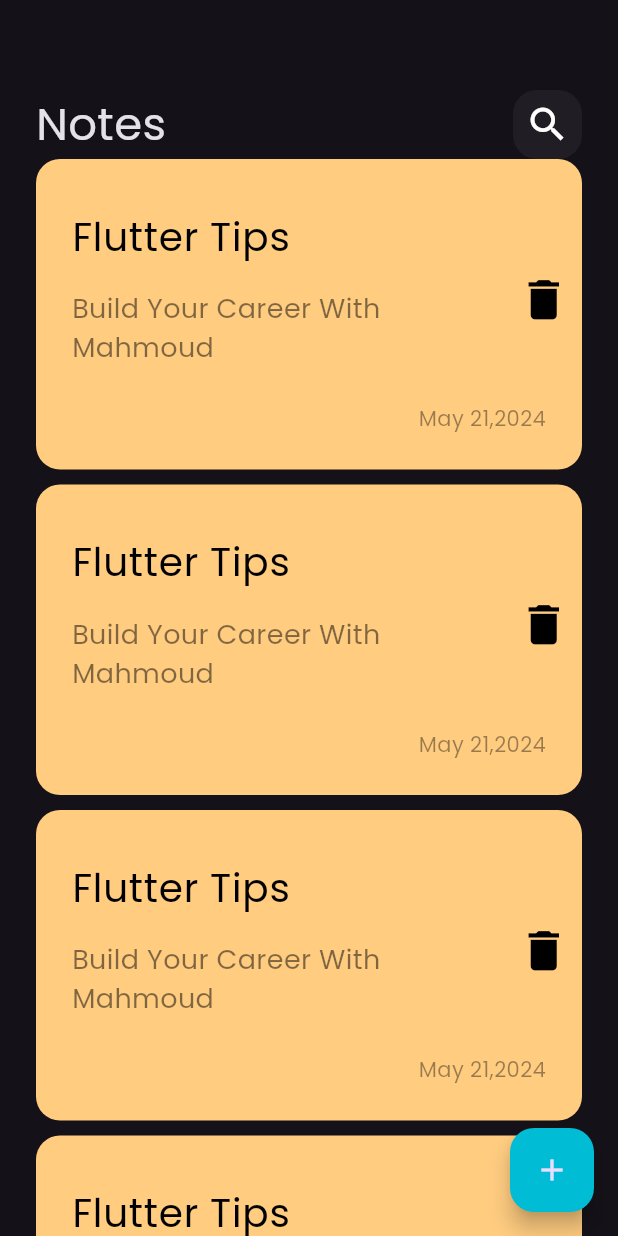
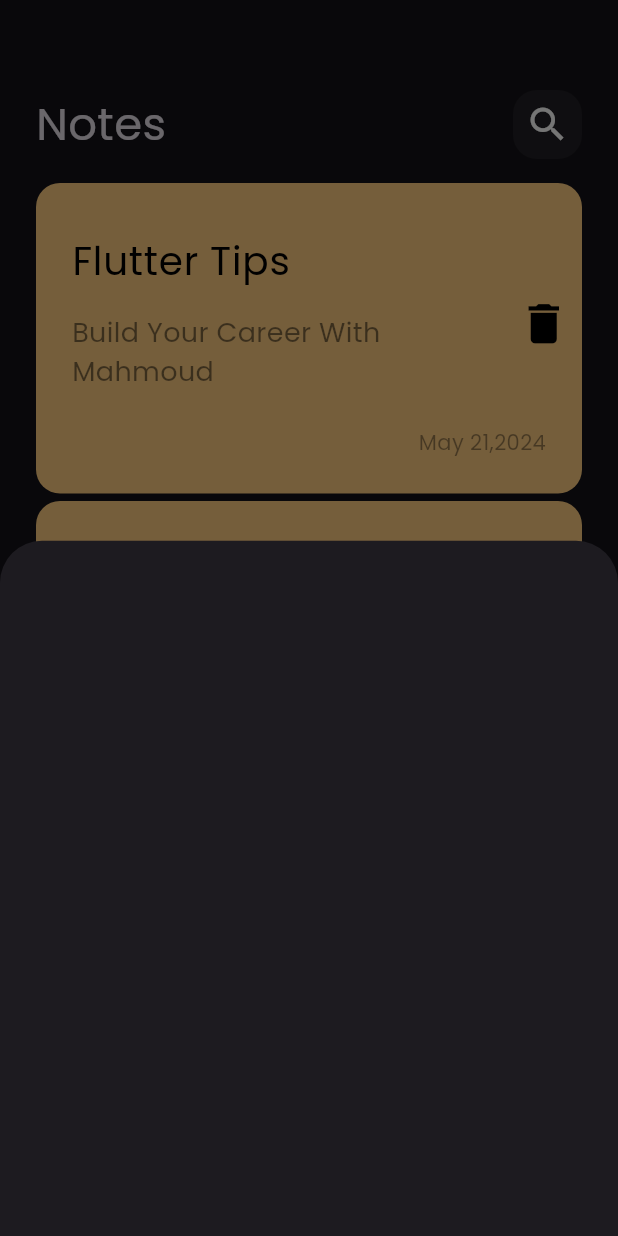
Before and after one commit to MahmoudMohamed447/Notes_App, a Flutter app: the screen it shows after launch, after a tap on the "add" icon, on a phone screen of 412 x 824 dp. Run offline on Flutter 3.47's test engine with Material 3 defaults, Android fonts, the phone set to English and light mode, and no system bars.

Commit message:
add show modal bottom sheet

```diff
--- a/lib/views/notes_view.dart
+++ b/lib/views/notes_view.dart
@@ -1,4 +1,5 @@
 import 'package:flutter/material.dart';
+import 'package:notes_app/widgets/add_show_modal_bottom_sheet.dart';
 import 'package:notes_app/widgets/notes_view_body.dart';
 
 class NotesView extends StatelessWidget {
@@ -6,11 +7,19 @@ class NotesView extends StatelessWidget {
 
   @override
   Widget build(BuildContext context) {
-    return  Scaffold(
-      floatingActionButton: FloatingActionButton(onPressed: (){}, backgroundColor: Colors.cyan, child: const Icon(Icons.add,)),
-      body:const NotesViewBody()
-
-
-    );
+    return Scaffold(
+        floatingActionButton: FloatingActionButton(
+            onPressed: () {
+              showModalBottomSheet(
+                  context: context,
+                  builder: (context) {
+                    return const AddShowModalBottomSheet();
+                  });
+            },
+            backgroundColor: Colors.cyan,
+            child: const Icon(
+              Icons.add,
+            )),
+        body: const NotesViewBody());
   }
 }
--- /dev/null
+++ b/lib/widgets/add_show_modal_bottom_sheet.dart
@@ -0,0 +1,10 @@
+import 'package:flutter/material.dart';
+
+class AddShowModalBottomSheet extends StatelessWidget {
+  const AddShowModalBottomSheet({super.key});
+
+  @override
+  Widget build(BuildContext context) {
+    return Container();
+  }
+}
--- a/lib/widgets/notes_listview_builder.dart
+++ b/lib/widgets/notes_listview_builder.dart
@@ -6,11 +6,17 @@ class NoteListviewBuilder extends StatelessWidget {
   final colors = const [];
   @override
   Widget build(BuildContext context) {
-    return ListView.builder(itemBuilder: (context, item) {
-      return const Padding(
-        padding: EdgeInsets.only(bottom: 10),
-        child: NoteItem(),
-      );
-    });
+    return Padding(
+      padding: const EdgeInsets.symmetric(vertical:16),
+      child: ListView.builder(
+        padding: EdgeInsets.zero,
+        itemBuilder: (context, item) {
+        return const Padding(
+          padding: EdgeInsets.only(bottom: 5),
+          child: NoteItem(),
+
+        );
+      }),
+    );
   }
 }
```
